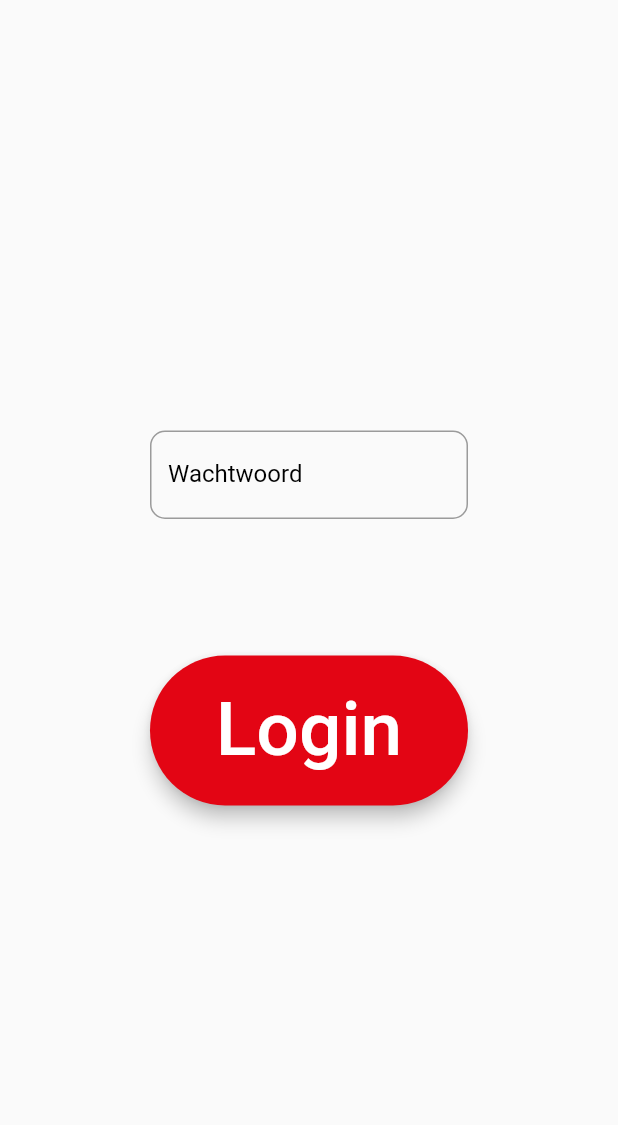
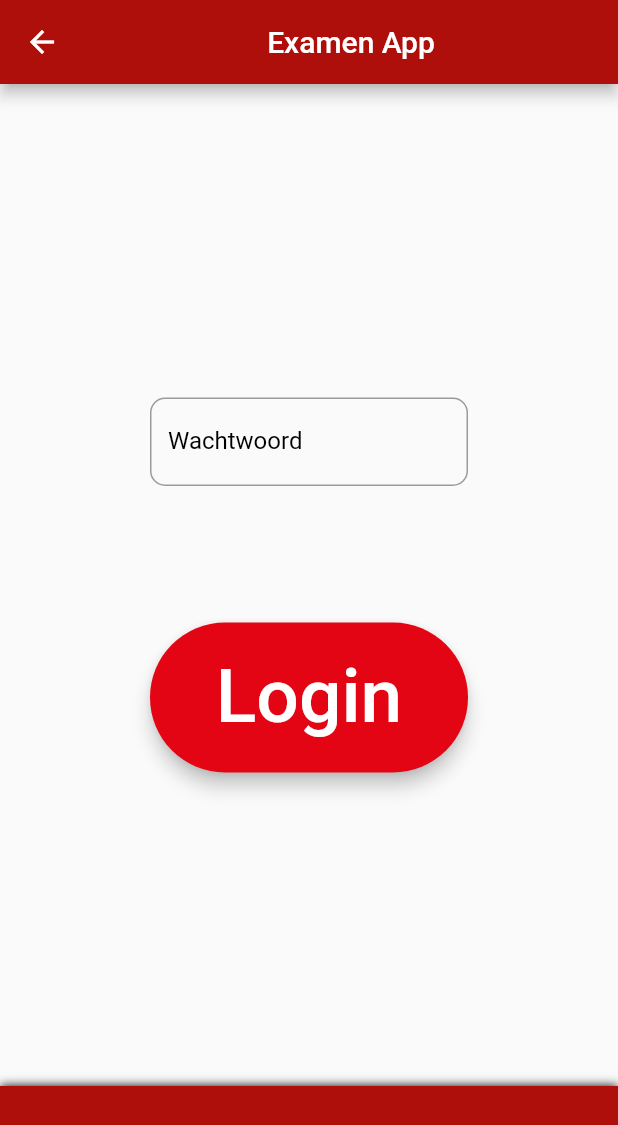
Before and after one commit to EvertBt/Project-Intro-Mobile-3, a Flutter app: the Login screen opened directly, on a phone screen of 412 x 824 dp. Shown: the top 1125 px of the screen. Run offline on Flutter 3.47's test engine with Material 2 defaults, Android fonts, the light colour scheme and no system bars.

Commit message:
Add route for login + placeholder logo

```diff
--- /dev/null
+++ b/examen_app/lib/login.dart
@@ -0,0 +1,90 @@
+import 'package:flutter/material.dart';
+
+class Login extends StatefulWidget {
+  const Login({Key? key}) : super(key: key);
+
+  @override
+  _LoginState createState() => _LoginState();
+}
+
+class _LoginState extends State<Login> {
+  String? password;
+  String? errortext;
+
+  void _login() {
+    setState(() {
+      errortext = null;
+      print({"Login met wachtwoord $password"});
+
+      if (password == null || password == "") {
+        errortext = "Dit veld mag niet leeg zijn";
+      }
+      //FireBase wachtwoord ophalen
+      else if (password != "password") {
+        errortext = "Fout wachtwoord";
+      }
+    });
+  }
+
+  @override
+  Widget build(BuildContext context) {
+    return Scaffold(
+        appBar: AppBar(
+          title: const Center(child: Text('Examen App')),
+          backgroundColor: const Color.fromARGB(255, 174, 15, 11),
+        ),
+        body: Center(
+            child: Column(
+          mainAxisAlignment: MainAxisAlignment.center,
+          crossAxisAlignment: CrossAxisAlignment.center,
+          children: [
+            Container(
+                width: 500.0,
+                height: 150.0,
+                margin: const EdgeInsets.symmetric(horizontal: 100.0),
+                child: TextField(
+                  onChanged: (value) => password = value,
+                  obscureText: true,
+                  cursorColor: const Color.fromARGB(255, 227, 5, 20),
+                  decoration: InputDecoration(
+                    labelText: 'Wachtwoord',
+                    errorText: errortext,
+                    labelStyle: const TextStyle(color: Colors.black),
+                    focusedBorder: OutlineInputBorder(
+                      borderRadius: BorderRadius.circular(10),
+                      borderSide: const BorderSide(
+                          color: Color.fromARGB(255, 227, 5, 20)),
+                    ),
+                    border: OutlineInputBorder(
+                        borderRadius: BorderRadius.circular(10),
+                        borderSide: const BorderSide(color: Colors.black)),
+                  ),
+                )),
+            Container(
+              width: 500.0,
+              height: 100.0,
+              margin: const EdgeInsets.symmetric(horizontal: 100.0),
+              child: ElevatedButton(
+                  onPressed: _login,
+                  style: ElevatedButton.styleFrom(
+                      primary: const Color.fromARGB(255, 227, 5, 20),
+                      onPrimary: Colors.white,
+                      shape: RoundedRectangleBorder(
+                          borderRadius: BorderRadius.circular(100)),
+                      padding: const EdgeInsets.all(8.0),
+                      elevation: 5),
+                  child: const Text(
+                    'Login',
+                    style: TextStyle(fontSize: 50.0),
+                  )),
+            ),
+          ],
+        )),
+        bottomNavigationBar: Container(
+          height: 100.0,
+          decoration: const BoxDecoration(
+              color: Color.fromARGB(255, 174, 15, 11),
+              boxShadow: [BoxShadow(blurRadius: 5.0)]),
+        ));
+  }
+}
--- a/examen_app/lib/start_login.dart
+++ /dev/null
@@ -1,79 +0,0 @@
-import 'package:flutter/material.dart';
-
-class Login extends StatefulWidget {
-  const Login({Key? key}) : super(key: key);
-
-  @override
-  _LoginState createState() => _LoginState();
-}
-
-class _LoginState extends State<Login> {
-  String? password;
-  String? errortext;
-
-  void _login() {
-    setState(() {
-      errortext = null;
-      print({"Login met wachtwoord $password"});
-
-      if (password == null || password == "") {
-        errortext = "Dit veld mag niet leeg zijn";
-      }
-      //FireBase wachtwoord ophalen
-      else if (password != "password") {
-        errortext = "Fout wachtwoord";
-      }
-    });
-  }
-
-  @override
-  Widget build(BuildContext context) {
-    return Center(
-        child: Column(
-      mainAxisAlignment: MainAxisAlignment.center,
-      crossAxisAlignment: CrossAxisAlignment.center,
-      children: [
-        Container(
-            width: 500.0,
-            height: 150.0,
-            margin: const EdgeInsets.symmetric(horizontal: 100.0),
-            child: TextField(
-              onChanged: (value) => password = value,
-              obscureText: true,
-              cursorColor: const Color.fromARGB(255, 227, 5, 20),
-              decoration: InputDecoration(
-                labelText: 'Wachtwoord',
-                errorText: errortext,
-                labelStyle: const TextStyle(color: Colors.black),
-                focusedBorder: OutlineInputBorder(
-                  borderRadius: BorderRadius.circular(10),
-                  borderSide:
-                      const BorderSide(color: Color.fromARGB(255, 227, 5, 20)),
-                ),
-                border: OutlineInputBorder(
-                    borderRadius: BorderRadius.circular(10),
-                    borderSide: const BorderSide(color: Colors.black)),
-              ),
-            )),
-        Container(
-          width: 500.0,
-          height: 100.0,
-          margin: const EdgeInsets.symmetric(horizontal: 100.0),
-          child: ElevatedButton(
-              onPressed: _login,
-              style: ElevatedButton.styleFrom(
-                  primary: const Color.fromARGB(255, 227, 5, 20),
-                  onPrimary: Colors.white,
-                  shape: RoundedRectangleBorder(
-                      borderRadius: BorderRadius.circular(100)),
-                  padding: const EdgeInsets.all(8.0),
-                  elevation: 5),
-              child: const Text(
-                'Login',
-                style: TextStyle(fontSize: 50.0),
-              )),
-        ),
-      ],
-    ));
-  }
-}
--- a/examen_app/pubspec.yaml
+++ b/examen_app/pubspec.yaml
@@ -51,7 +51,8 @@ dev_dependencies:
 
 # The following section is specific to Flutter.
 flutter:
-
+  assets:
+    - assets/
   # The following line ensures that the Material Icons font is
   # included with your application, so that you can use the icons in
   # the material Icons class.
```
Also changed, not shown: examen_app/lib/home.dart (added, +74 -0 lines), examen_app/lib/main.dart (+2 -6 lines), examen_app/lib/start.dart (deleted, +0 -27 lines), examen_app/lib/start_home.dart (deleted, +0 -54 lines), examen_app/assets/logo.png (added).
